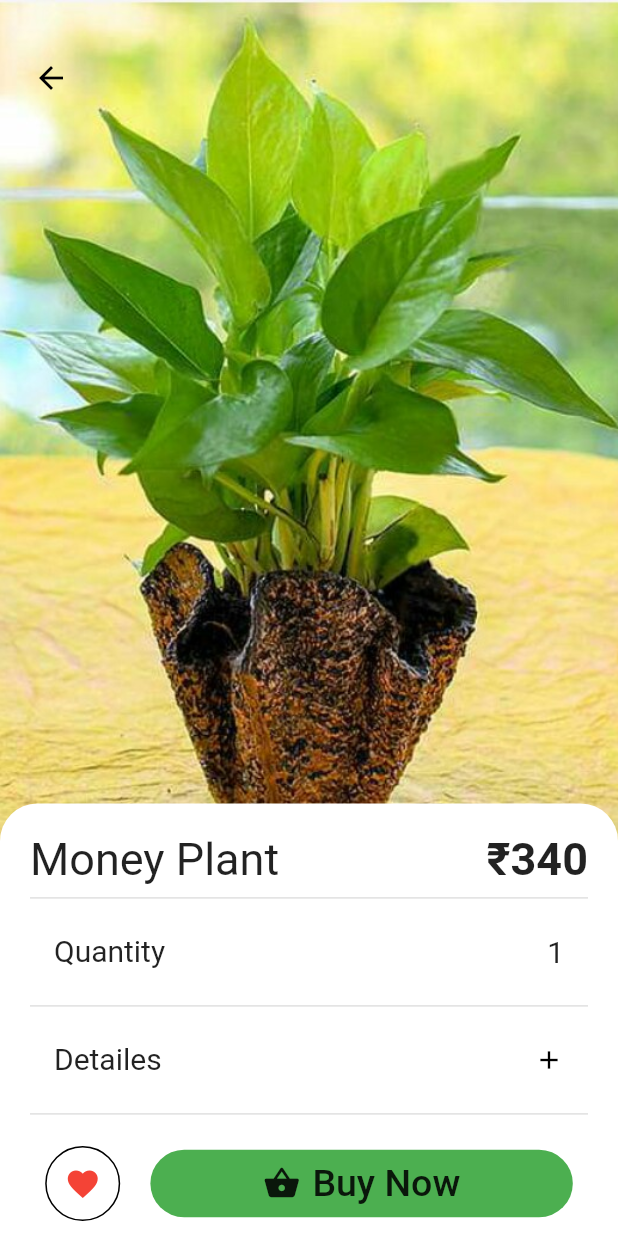
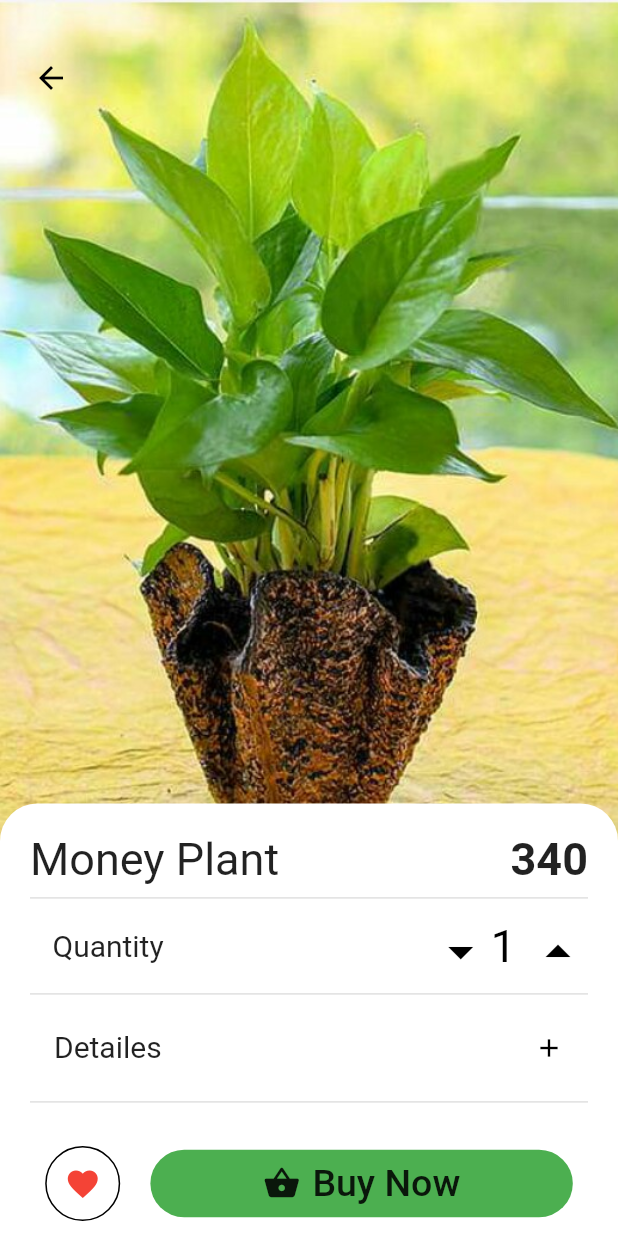
Before and after one commit to Musthafa-Ap/Planta, a Flutter app: the screen it shows after launch, after a tap on "Money Plant", on a phone screen of 412 x 824 dp. Run offline on Flutter 3.47's test engine with Material 2 defaults, Android fonts, the light colour scheme and no system bars; our stand-ins replace rflutter_alert.

Commit message:
Items count in added

```diff
--- a/lib/Detailes/BottomContainer.dart
+++ b/lib/Detailes/BottomContainer.dart
@@ -2,72 +2,39 @@ import 'package:flutter/cupertino.dart';
 import 'package:flutter/material.dart';
 
 import 'ShoppingCart.dart';
+import 'ShoppingDetailes.dart';
 class BottomContainer extends StatelessWidget {
-final  String name;
-final int price;
- BottomContainer({this.name,this.price});
+  final String name;
+  final int price;
+
+  BottomContainer({this.name, this.price});
+
   @override
   Widget build(BuildContext context) {
     return Align(
-        alignment: Alignment.bottomCenter,
-        child: Container(
-          width: MediaQuery.of(context).size.width,
-          height: MediaQuery.of(context).size.height*.35,
+      alignment: Alignment.bottomCenter,
+      child: Container(
+          width: MediaQuery
+              .of(context)
+              .size
+              .width,
+          height: MediaQuery
+              .of(context)
+              .size
+              .height * .35,
           decoration: BoxDecoration(
               color: Colors.white,
-              borderRadius: BorderRadius.only(topLeft: Radius.circular(25),topRight: Radius.circular(25))
+              borderRadius: BorderRadius.only(
+                  topLeft: Radius.circular(25), topRight: Radius.circular(25))
           ),
-          child:Column(
-            children: [
-              ShoppingDetailes(),
-ShoppingCart(name: name,context:context)
-            ],
-          )
-        ),
-    );
-
-  }
+          child:
+              ShoppingDetailes(name: name, price: price),
 
 
-
-
-  Widget ShoppingDetailes(){
-    return Expanded(
-      child: SingleChildScrollView(
-        scrollDirection: Axis.vertical,
-        physics: BouncingScrollPhysics(),
-        child: Container(
-          padding: EdgeInsets.all(20),
-          child:Column(
-            children: [
-              Container(
-                  child:Row(
-                    mainAxisAlignment: MainAxisAlignment.spaceBetween,
-                    children: [
-                      Text(name,style: TextStyle(fontSize: 30),),
-                      Text("₹$price",style: TextStyle(fontSize: 30,fontWeight: FontWeight.bold),)
-                    ],
-                  )
-              ),
-              Divider(thickness: 1,),
-              ListTile(
-                  leading: Text("Quantity",style: TextStyle(fontSize: 20),),
-                  trailing: Text("1",style: TextStyle(fontSize: 20),)
-              ),
-              Divider(thickness: 1,),
-              ListTile(
-                leading:Text("Detailes",style: TextStyle(fontSize: 20),),
-                trailing: Icon(Icons.add,size: 20,color: Colors.black,),
-              ),
-              Divider(thickness: 1,),
-              ListTile(
-                leading:Text("Shipping & Returns",style: TextStyle(fontSize: 20),),
-                trailing: Icon(Icons.add,size: 20,color: Colors.black,),
-              ),
-            ],
-          ),)
 
       ),
     );
   }
+
+
 }
--- a/lib/Detailes/ShoppingCart.dart
+++ b/lib/Detailes/ShoppingCart.dart
@@ -9,10 +9,10 @@ import 'Detailes.dart';
 
 class ShoppingCart extends StatelessWidget {
 
-
+final int Count;
   final String name;
   final BuildContext context;
-  ShoppingCart({this.name,this.context});
+  ShoppingCart({this.name,this.context,this.Count});
 
 
 
@@ -84,7 +84,9 @@ _launchEmail();
     );
   }
   void _launchEmail()async{
-    var url = 'mailto:musthafamohammed398@gmail.com?subject=For ordering &body=Plant name : $name';
+
+    var url = 'mailto:musthafamohammed398@gmail.com?subject=For ordering &body=Plant name : $name,   Count : $Count'
+        '';
     if(await canLaunch(url)){
       await launch(url);
     }
--- /dev/null
+++ b/lib/Detailes/ShoppingDetailes.dart
@@ -0,0 +1,83 @@
+import 'package:flutter/cupertino.dart';
+import 'package:flutter/material.dart';
+
+import 'ShoppingCart.dart';
+class ShoppingDetailes extends StatefulWidget {
+  final String name;
+  final int price;
+  ShoppingDetailes({this.price,this.name});
+  @override
+  _ShoppingDetailesState createState() => _ShoppingDetailesState();
+}
+
+class _ShoppingDetailesState extends State<ShoppingDetailes> {
+   int  Count = 1 ;
+  @override
+  Widget build(BuildContext context) {
+    return Column(
+      children: [
+        Expanded(
+          child: SingleChildScrollView(
+              scrollDirection: Axis.vertical,
+              physics: BouncingScrollPhysics(),
+              child: Container(
+                padding: EdgeInsets.all(20),
+                child:Column(
+                  children: [
+                    Container(
+                        child:Row(
+                          mainAxisAlignment: MainAxisAlignment.spaceBetween,
+                          children: [
+                            Text(widget.name,style: TextStyle(fontSize: 30),),
+                            Text( widget.price.toString(),style: TextStyle(fontSize: 30,fontWeight: FontWeight.bold),)
+                          ],
+                        )
+                    ),
+                    Divider(thickness: 1,),
+                   Container(
+                     child: Row(
+                       mainAxisAlignment: MainAxisAlignment.spaceBetween,
+                       children: [
+
+                       Text("Quantity",style: TextStyle(fontSize: 20),),
+                       Row(
+                         mainAxisAlignment: MainAxisAlignment.spaceBetween,
+                         children: [
+                           IconButton(icon: Icon(Icons.arrow_drop_down,color: Colors.black,size: 40,),onPressed: (){setState(() {
+                             if(Count>1){Count--;}
+                           });},highlightColor: Colors.green,),
+                           Text('$Count',style: TextStyle(fontSize: 30,color: Colors.black),),
+                           IconButton(icon: Icon(Icons.arrow_drop_up,color: Colors.black,size: 40,),onPressed: (){setState(() {
+                             Count++;
+                           });},)
+                         ],
+                       )
+                     ],),
+                     margin: EdgeInsets.only(left: 15),
+                   ),
+                   /* ListTile(
+                        leading: Text("Quantity",style: TextStyle(fontSize: 20),),
+
+                    ),*/
+                    Divider(thickness: 1,),
+                    ListTile(
+                      leading:Text("Detailes",style: TextStyle(fontSize: 20),),
+                      trailing: Icon(Icons.add,size: 20,color: Colors.black,),
+                    ),
+                    Divider(thickness: 1,),
+                    ListTile(
+                      leading:Text("Shipping & Returns",style: TextStyle(fontSize: 20),),
+                      trailing: Icon(Icons.add,size: 20,color: Colors.black,),
+                    ),
+                  ],
+                ),)
+
+          ),
+        ),
+
+        ShoppingCart(name: widget.name,Count : Count, context: context,),
+
+      ],
+    );
+  }
+}
```
